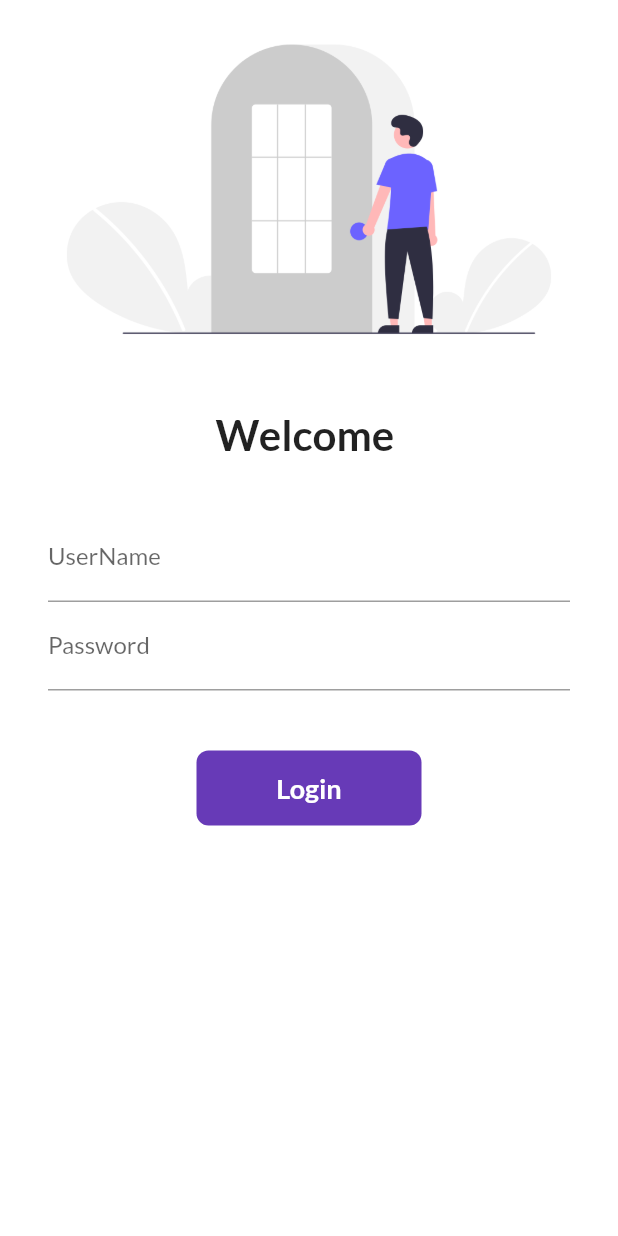
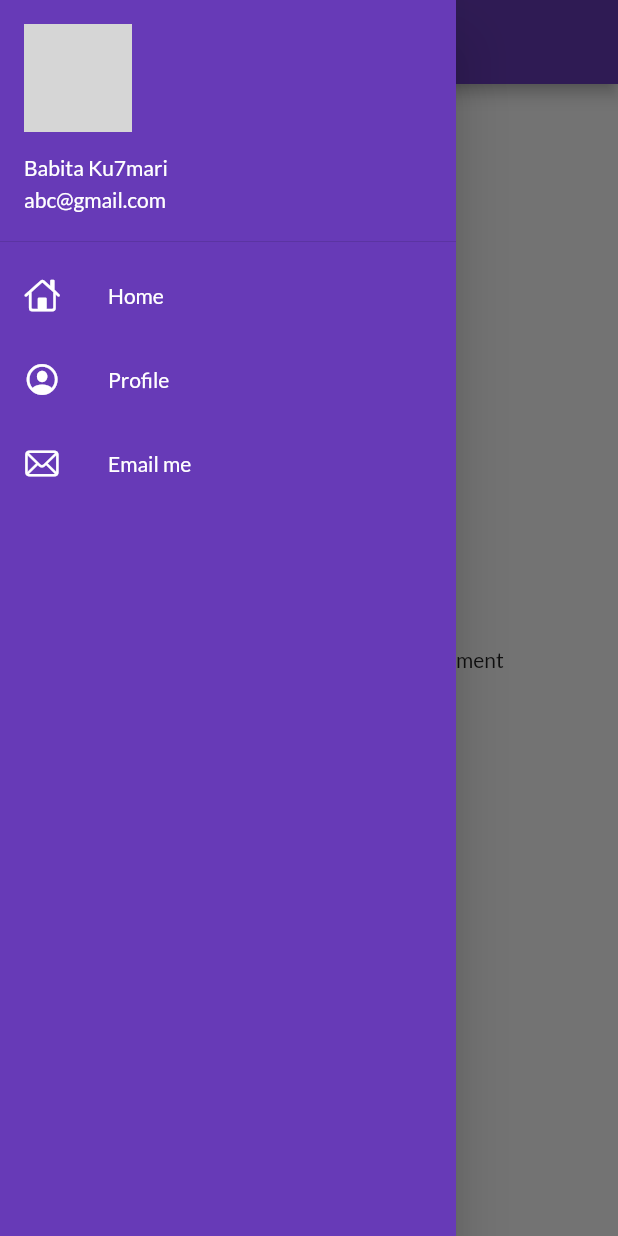
Before and after one commit to BabitaAnandKrishna/first_app, a Flutter app: the screen it shows after launch, with the side drawer open (before the commit the screen has no drawer), on a phone screen of 412 x 824 dp. Run offline on Flutter 3.47's test engine with Material 2 defaults, Android fonts, the phone set to English and light mode, and no system bars; our stand-ins replace google_fonts; network calls fail; grey boxes are pictures that could not be loaded.

Commit message:
Day8 Completed

```diff
--- a/lib/Pages/Home_page.dart
+++ b/lib/Pages/Home_page.dart
@@ -1,3 +1,4 @@
+import 'package:first_app/widgets/drawer.dart';
 import 'package:flutter/material.dart';
 
 class HomePage extends StatelessWidget {
@@ -15,7 +16,9 @@ class HomePage extends StatelessWidget {
         // child: Text("Welcome to $days days of Flutter + name"),
         ),
       ),
-      drawer: Drawer(),
+      drawer: MyDrawer(
+
+      ),
     );
   }
 }
--- a/lib/main.dart
+++ b/lib/main.dart
@@ -45,6 +45,7 @@
 // }
 import 'package:first_app/Pages/Login_Page.dart';
 import 'package:first_app/utils/routes.dart';
+import 'package:flutter/animation.dart';
 import 'package:flutter/material.dart';
 import 'Pages/Home_page.dart';
 import 'package:google_fonts/google_fonts.dart';
@@ -67,7 +68,8 @@ class MyApp  extends StatelessWidget {
           darkTheme: ThemeData(
           brightness: Brightness.dark
       ),
-      initialRoute: "/",
+      debugShowCheckedModeBanner: false,
+      initialRoute: MyRoutes.homeRoute,
       routes: {
         "/": (context) => LoginPage(),
         MyRoutes.homeRoute: (context) => HomePage(),
--- /dev/null
+++ b/lib/widgets/drawer.dart
@@ -0,0 +1,64 @@
+import 'package:flutter/cupertino.dart';
+import 'package:flutter/material.dart';
+
+class MyDrawer extends StatelessWidget {
+  @override
+  Widget build(BuildContext context) {
+    final imageUrl =
+        "https://image.freepik.com/free-vector/businesswoman-cartoon-character-making-presentations_1284-44025.jpg";
+    return Drawer(
+        child: Container(
+          color: Colors.deepPurple,
+          child: ListView(
+            padding: EdgeInsets.zero,
+            children: [
+              DrawerHeader(
+
+                padding: EdgeInsets.zero,
+                  child: UserAccountsDrawerHeader
+                    (
+                    margin: EdgeInsets.zero,
+                    // decoration: BoxDecoration(
+                    //   color: Colors.red,
+                    // ),
+                    accountName: Text("Babita Ku7mari"),
+                    accountEmail: Text("abc@gmail.com"),
+                    currentAccountPicture: CircleAvatar(
+                      backgroundImage: NetworkImage(imageUrl),
+                    ),
+
+                  ),
+              ),
+              ListTile(
+                leading: Icon(CupertinoIcons.home,color: Colors.white,),
+                title:Text("Home",
+                textScaleFactor: 1,
+                style: TextStyle(
+                  color: Colors.white,
+                ),
+                ),
+              ),
+              ListTile(
+                leading: Icon(CupertinoIcons.profile_circled,color: Colors.white,),
+                title:Text("Profile",
+                  textScaleFactor: 1,
+                  style: TextStyle(
+                    color: Colors.white,
+                  ),
+                ),
+              ),
+              ListTile(
+                leading: Icon(CupertinoIcons.mail,color: Colors.white,),
+                title:Text("Email me",
+                  textScaleFactor: 1,
+                  style: TextStyle(
+                    color: Colors.white,
+                  ),
+                ),
+              ),
+            ],
+          ),
+        ),
+    );
+  }
+}
```
